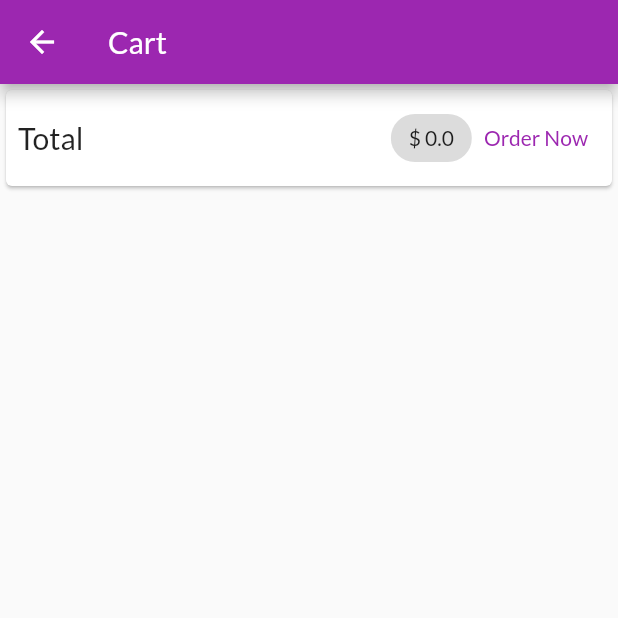
After one commit to AdiAr11/shop_provider_demo, a Flutter app: the ChatScreen screen opened by its route, on a phone screen of 412 x 824 dp, the top half of it. The commit adds this screen. Run offline on Flutter 3.47's test engine with Material 2 defaults, Android fonts, the phone set to English and light mode, and no system bars; our stand-ins replace google_fonts; network calls fail.

Commit message:
chat screen added

```diff
--- a/lib/main.dart
+++ b/lib/main.dart
@@ -2,6 +2,7 @@ import 'package:flutter/material.dart';
 import 'package:provider/provider.dart';
 import 'package:shop_provider_demo/providers/cart.dart';
 import 'package:shop_provider_demo/providers/products_provider.dart';
+import 'package:shop_provider_demo/screens/cart_screen.dart';
 import 'package:shop_provider_demo/screens/product_detail_screen.dart';
 import 'package:shop_provider_demo/screens/products_overview_screen.dart';
 import 'package:google_fonts/google_fonts.dart';
@@ -33,7 +34,8 @@ class MyApp extends StatelessWidget {
       ),
       home: const ProductsOverviewScreen(),
       routes: {
-        ProductDetailScreen.routeName: (context) => const ProductDetailScreen()
+        ProductDetailScreen.routeName: (context) => const ProductDetailScreen(),
+        ChatScreen.routeName: (context) => const ChatScreen(),
       },
     );
   }
--- a/lib/providers/cart.dart
+++ b/lib/providers/cart.dart
@@ -44,4 +44,12 @@ class Cart with ChangeNotifier {
     return _cartItem.length;
   }
 
+  double totalPrice(){
+    double total = 0;
+    for(var item in _cartItem.values){
+      total += item.price * item.quantity;
+    }
+    return total;
+  }
+
 }
--- /dev/null
+++ b/lib/screens/cart_screen.dart
@@ -0,0 +1,43 @@
+import 'package:flutter/material.dart';
+import 'package:provider/provider.dart';
+
+import '../providers/cart.dart';
+
+class ChatScreen extends StatelessWidget {
+  static const routeName = "/chat_screen";
+
+  const ChatScreen({Key? key}) : super(key: key);
+
+  @override
+  Widget build(BuildContext context) {
+
+    final cart = Provider.of<Cart>(context);
+
+    return Scaffold(
+      appBar: AppBar(
+        title: const Text("Cart"),
+      ),
+      body: Column(
+        children: [
+          Card(
+            child: Padding(
+              padding: const EdgeInsets.all(8.0),
+              child: Row(
+                mainAxisAlignment: MainAxisAlignment.spaceBetween,
+                children: [
+                  const Text(
+                    'Total',
+                    style: TextStyle(fontSize: 20.0),
+                  ),
+                  const Spacer(),
+                  Chip(label: Text('\$ ${cart.totalPrice()}')),
+                  TextButton(onPressed: (){}, child: const Text("Order Now"))
+                ],
+              ),
+            ),
+          )
+        ],
+      ),
+    );
+  }
+}
--- a/lib/screens/products_overview_screen.dart
+++ b/lib/screens/products_overview_screen.dart
@@ -1,5 +1,6 @@
 import 'package:flutter/material.dart';
 import 'package:provider/provider.dart';
+import 'package:shop_provider_demo/screens/cart_screen.dart';
 import 'package:shop_provider_demo/widgets/badge.dart';
 import '../providers/cart.dart';
 import '../widgets/products_grid.dart';
@@ -52,7 +53,9 @@ class _ProductsOverviewScreenState extends State<ProductsOverviewScreen> {
               );
             },
             child: IconButton(
-              onPressed: () {},
+              onPressed: () {
+                Navigator.pushNamed(context, ChatScreen.routeName);
+              },
               icon: const Icon(Icons.shopping_cart),
             ),
           )
```
